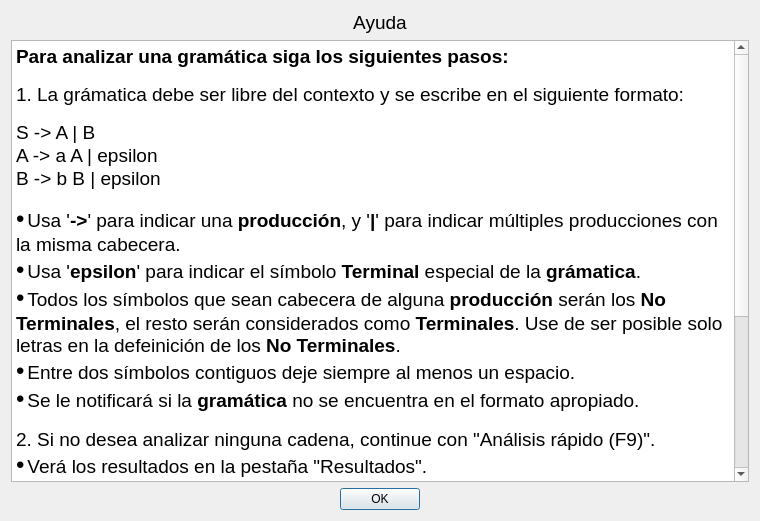
Before: the Qt Designer form src/uis/DialogHelp.ui in ArielXL/grammar-analyser, drawn with Qt 5.
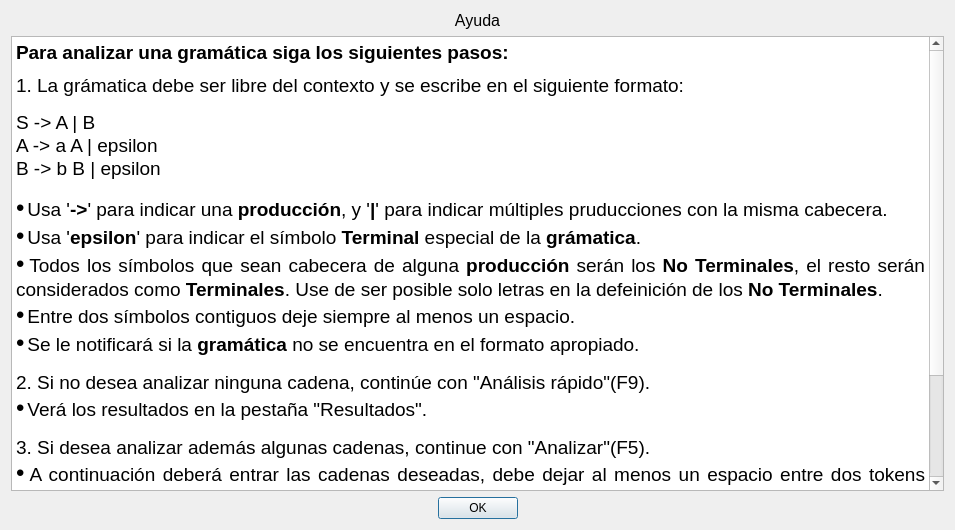
After: the same form once the commit is applied. Icons and pictures are not drawn.

The edit to the form file:
```diff
--- a/src/uis/DialogHelp.ui
+++ b/src/uis/DialogHelp.ui
@@ -6,8 +6,8 @@
    <rect>
     <x>0</x>
     <y>0</y>
-    <width>760</width>
-    <height>521</height>
+    <width>955</width>
+    <height>530</height>
    </rect>
   </property>
   <property name="windowTitle">
@@ -38,30 +38,29 @@
 &lt;html&gt;&lt;head&gt;&lt;meta name=&quot;qrichtext&quot; content=&quot;1&quot; /&gt;&lt;style type=&quot;text/css&quot;&gt;
 p, li { white-space: pre-wrap; }
 &lt;/style&gt;&lt;/head&gt;&lt;body style=&quot; font-family:'Ubuntu'; font-size:11pt; font-weight:400; font-style:normal;&quot;&gt;
-&lt;p style=&quot; margin-top:0px; margin-bottom:0px; margin-left:0px; margin-right:0px; -qt-block-indent:0; text-indent:0px;&quot;&gt;&lt;span style=&quot; font-family:'MS Shell Dlg 2'; font-size:14pt; font-weight:600;&quot;&gt;Para analizar una gramática siga los siguientes pasos:&lt;/span&gt;&lt;/p&gt;
-&lt;p style=&quot; margin-top:0px; margin-bottom:0px; margin-left:0px; margin-right:0px; -qt-block-indent:0; text-indent:0px;&quot;&gt;&lt;span style=&quot; font-family:'MS Shell Dlg 2'; font-size:10pt;&quot;&gt; &lt;/span&gt;&lt;/p&gt;
-&lt;p style=&quot; margin-top:0px; margin-bottom:0px; margin-left:0px; margin-right:0px; -qt-block-indent:0; text-indent:0px;&quot;&gt;&lt;span style=&quot; font-family:'MS Shell Dlg 2'; font-size:14pt;&quot;&gt;1. La grámatica debe ser libre del contexto y se escribe en el siguiente formato:&lt;/span&gt;&lt;/p&gt;
-&lt;p style=&quot; margin-top:0px; margin-bottom:0px; margin-left:0px; margin-right:0px; -qt-block-indent:0; text-indent:0px;&quot;&gt;&lt;span style=&quot; font-family:'MS Shell Dlg 2'; font-size:10pt;&quot;&gt; &lt;/span&gt;&lt;/p&gt;
+&lt;p align=&quot;justify&quot; style=&quot; margin-top:0px; margin-bottom:0px; margin-left:0px; margin-right:0px; -qt-block-indent:0; text-indent:0px;&quot;&gt;&lt;span style=&quot; font-family:'MS Shell Dlg 2'; font-size:14pt; font-weight:600;&quot;&gt;Para analizar una gramática siga los siguientes pasos:&lt;/span&gt;&lt;/p&gt;
+&lt;p style=&quot; margin-top:0px; margin-bottom:0px; margin-left:0px; margin-right:0px; -qt-block-indent:0; text-indent:0px;&quot;&gt;&lt;span style=&quot; font-family:'MS Shell Dlg 2'; font-size:6pt;&quot;&gt; &lt;/span&gt;&lt;/p&gt;
+&lt;p align=&quot;justify&quot; style=&quot; margin-top:0px; margin-bottom:0px; margin-left:0px; margin-right:0px; -qt-block-indent:0; text-indent:0px;&quot;&gt;&lt;span style=&quot; font-family:'MS Shell Dlg 2'; font-size:14pt;&quot;&gt;1. La grámatica debe ser libre del contexto y se escribe en el siguiente formato:&lt;/span&gt;&lt;/p&gt;
+&lt;p style=&quot; margin-top:0px; margin-bottom:0px; margin-left:0px; margin-right:0px; -qt-block-indent:0; text-indent:0px;&quot;&gt;&lt;span style=&quot; font-family:'MS Shell Dlg 2'; font-size:9pt;&quot;&gt; &lt;/span&gt;&lt;/p&gt;
 &lt;p style=&quot; margin-top:0px; margin-bottom:0px; margin-left:0px; margin-right:0px; -qt-block-indent:0; text-indent:0px;&quot;&gt;&lt;span style=&quot; font-family:'MS Shell Dlg 2'; font-size:14pt;&quot;&gt;S -&amp;gt; A | B&lt;/span&gt;&lt;/p&gt;
 &lt;p style=&quot; margin-top:0px; margin-bottom:0px; margin-left:0px; margin-right:0px; -qt-block-indent:0; text-indent:0px;&quot;&gt;&lt;span style=&quot; font-family:'MS Shell Dlg 2'; font-size:14pt;&quot;&gt;A -&amp;gt; a A | epsilon&lt;/span&gt;&lt;/p&gt;
 &lt;p style=&quot; margin-top:0px; margin-bottom:0px; margin-left:0px; margin-right:0px; -qt-block-indent:0; text-indent:0px;&quot;&gt;&lt;span style=&quot; font-family:'MS Shell Dlg 2'; font-size:14pt;&quot;&gt;B -&amp;gt; b B | epsilon&lt;/span&gt;&lt;/p&gt;
-&lt;p style=&quot; margin-top:0px; margin-bottom:0px; margin-left:0px; margin-right:0px; -qt-block-indent:0; text-indent:0px;&quot;&gt;&lt;span style=&quot; font-family:'MS Shell Dlg 2'; font-size:10pt;&quot;&gt; &lt;/span&gt;&lt;/p&gt;
-&lt;p style=&quot; margin-top:0px; margin-bottom:0px; margin-left:0px; margin-right:0px; -qt-block-indent:0; text-indent:0px;&quot;&gt;&lt;span style=&quot; font-family:'Consolas,Courier New,monospace'; font-size:18pt; color:#000000;&quot;&gt;•&lt;/span&gt;&lt;span style=&quot; font-family:'Consolas,Courier New,monospace'; font-size:8pt; color:#e6db74;&quot;&gt; &lt;/span&gt;&lt;span style=&quot; font-family:'MS Shell Dlg 2'; font-size:14pt;&quot;&gt;Usa '&lt;/span&gt;&lt;span style=&quot; font-family:'MS Shell Dlg 2'; font-size:14pt; font-weight:600;&quot;&gt;-&amp;gt;&lt;/span&gt;&lt;span style=&quot; font-family:'MS Shell Dlg 2'; font-size:14pt;&quot;&gt;' para indicar una &lt;/span&gt;&lt;span style=&quot; font-family:'MS Shell Dlg 2'; font-size:14pt; font-weight:600;&quot;&gt;producción&lt;/span&gt;&lt;span style=&quot; font-family:'MS Shell Dlg 2'; font-size:14pt;&quot;&gt;, y '&lt;/span&gt;&lt;span style=&quot; font-family:'MS Shell Dlg 2'; font-size:14pt; font-weight:600;&quot;&gt;|&lt;/span&gt;&lt;span style=&quot; font-family:'MS Shell Dlg 2'; font-size:14pt;&quot;&gt;' para indicar múltiples producciones con la misma cabecera.&lt;/span&gt;&lt;/p&gt;
-&lt;p style=&quot; margin-top:0px; margin-bottom:0px; margin-left:0px; margin-right:0px; -qt-block-indent:0; text-indent:0px;&quot;&gt;&lt;span style=&quot; font-family:'Consolas,Courier New,monospace'; font-size:18pt; color:#000000;&quot;&gt;•&lt;/span&gt;&lt;span style=&quot; font-family:'Consolas,Courier New,monospace'; font-size:8pt; color:#e6db74;&quot;&gt; &lt;/span&gt;&lt;span style=&quot; font-family:'MS Shell Dlg 2'; font-size:14pt;&quot;&gt;Usa '&lt;/span&gt;&lt;span style=&quot; font-family:'MS Shell Dlg 2'; font-size:14pt; font-weight:600;&quot;&gt;epsilon&lt;/span&gt;&lt;span style=&quot; font-family:'MS Shell Dlg 2'; font-size:14pt;&quot;&gt;' para indicar el símbolo &lt;/span&gt;&lt;span style=&quot; font-family:'MS Shell Dlg 2'; font-size:14pt; font-weight:600;&quot;&gt;Terminal&lt;/span&gt;&lt;span style=&quot; font-family:'MS Shell Dlg 2'; font-size:14pt;&quot;&gt; especial de la &lt;/span&gt;&lt;span style=&quot; font-family:'MS Shell Dlg 2'; font-size:14pt; font-weight:600;&quot;&gt;grámatica&lt;/span&gt;&lt;span style=&quot; font-family:'MS Shell Dlg 2'; font-size:14pt;&quot;&gt;. &lt;/span&gt;&lt;/p&gt;
-&lt;p style=&quot; margin-top:0px; margin-bottom:0px; margin-left:0px; margin-right:0px; -qt-block-indent:0; text-indent:0px;&quot;&gt;&lt;span style=&quot; font-family:'Consolas,Courier New,monospace'; font-size:18pt; color:#000000;&quot;&gt;•&lt;/span&gt;&lt;span style=&quot; font-family:'Consolas,Courier New,monospace'; font-size:8pt; color:#e6db74;&quot;&gt; &lt;/span&gt;&lt;span style=&quot; font-family:'MS Shell Dlg 2'; font-size:14pt;&quot;&gt;Todos los símbolos que sean cabecera de alguna &lt;/span&gt;&lt;span style=&quot; font-family:'MS Shell Dlg 2'; font-size:14pt; font-weight:600;&quot;&gt;producción&lt;/span&gt;&lt;span style=&quot; font-family:'MS Shell Dlg 2'; font-size:14pt;&quot;&gt; serán los &lt;/span&gt;&lt;span style=&quot; font-family:'MS Shell Dlg 2'; font-size:14pt; font-weight:600;&quot;&gt;No Terminales&lt;/span&gt;&lt;span style=&quot; font-family:'MS Shell Dlg 2'; font-size:14pt;&quot;&gt;, el resto serán considerados como &lt;/span&gt;&lt;span style=&quot; font-family:'MS Shell Dlg 2'; font-size:14pt; font-weight:600;&quot;&gt;Terminales&lt;/span&gt;&lt;span style=&quot; font-family:'MS Shell Dlg 2'; font-size:14pt;&quot;&gt;. Use de ser posible solo letras en la defeinición de los &lt;/span&gt;&lt;span style=&quot; font-family:'MS Shell Dlg 2'; font-size:14pt; font-weight:600;&quot;&gt;No Terminales&lt;/span&gt;&lt;span style=&quot; font-family:'MS Shell Dlg 2'; font-size:14pt;&quot;&gt;.&lt;/span&gt;&lt;/p&gt;
-&lt;p style=&quot; margin-top:0px; margin-bottom:0px; margin-left:0px; margin-right:0px; -qt-block-indent:0; text-indent:0px;&quot;&gt;&lt;span style=&quot; font-family:'Consolas,Courier New,monospace'; font-size:18pt; color:#000000;&quot;&gt;•&lt;/span&gt;&lt;span style=&quot; font-family:'Consolas,Courier New,monospace'; font-size:8pt; color:#e6db74;&quot;&gt; &lt;/span&gt;&lt;span style=&quot; font-family:'MS Shell Dlg 2'; font-size:14pt;&quot;&gt;Entre dos símbolos contiguos deje siempre al menos un espacio.&lt;/span&gt;&lt;/p&gt;
-&lt;p style=&quot; margin-top:0px; margin-bottom:0px; margin-left:0px; margin-right:0px; -qt-block-indent:0; text-indent:0px;&quot;&gt;&lt;span style=&quot; font-family:'Consolas,Courier New,monospace'; font-size:18pt; color:#000000;&quot;&gt;•&lt;/span&gt;&lt;span style=&quot; font-family:'Consolas,Courier New,monospace'; font-size:8pt; color:#e6db74;&quot;&gt; &lt;/span&gt;&lt;span style=&quot; font-family:'MS Shell Dlg 2'; font-size:14pt;&quot;&gt;Se le notificará si la &lt;/span&gt;&lt;span style=&quot; font-family:'MS Shell Dlg 2'; font-size:14pt; font-weight:600;&quot;&gt;gramática&lt;/span&gt;&lt;span style=&quot; font-family:'MS Shell Dlg 2'; font-size:14pt;&quot;&gt; no se encuentra en el formato apropiado.&lt;/span&gt;&lt;/p&gt;
-&lt;p style=&quot; margin-top:0px; margin-bottom:0px; margin-left:0px; margin-right:0px; -qt-block-indent:0; text-indent:0px;&quot;&gt;&lt;span style=&quot; font-family:'MS Shell Dlg 2'; font-size:10pt;&quot;&gt; &lt;/span&gt;&lt;/p&gt;
-&lt;p style=&quot; margin-top:0px; margin-bottom:0px; margin-left:0px; margin-right:0px; -qt-block-indent:0; text-indent:0px;&quot;&gt;&lt;span style=&quot; font-family:'MS Shell Dlg 2'; font-size:14pt;&quot;&gt;2. Si no desea analizar ninguna cadena, continue con &amp;quot;Análisis rápido (F9)&amp;quot;.&lt;/span&gt;&lt;/p&gt;
-&lt;p style=&quot; margin-top:0px; margin-bottom:0px; margin-left:0px; margin-right:0px; -qt-block-indent:0; text-indent:0px;&quot;&gt;&lt;span style=&quot; font-family:'Consolas,Courier New,monospace'; font-size:18pt; color:#000000;&quot;&gt;•&lt;/span&gt;&lt;span style=&quot; font-family:'Consolas,Courier New,monospace'; font-size:8pt; color:#e6db74;&quot;&gt; &lt;/span&gt;&lt;span style=&quot; font-family:'MS Shell Dlg 2'; font-size:14pt;&quot;&gt;Verá los resultados en la pestaña &amp;quot;Resultados&amp;quot;.&lt;/span&gt;&lt;/p&gt;
-&lt;p style=&quot; margin-top:0px; margin-bottom:0px; margin-left:0px; margin-right:0px; -qt-block-indent:0; text-indent:0px;&quot;&gt;&lt;span style=&quot; font-family:'MS Shell Dlg 2'; font-size:10pt;&quot;&gt; &lt;/span&gt;&lt;/p&gt;
-&lt;p style=&quot; margin-top:0px; margin-bottom:0px; margin-left:0px; margin-right:0px; -qt-block-indent:0; text-indent:0px;&quot;&gt;&lt;span style=&quot; font-family:'MS Shell Dlg 2'; font-size:14pt;&quot;&gt;3. Si desea analizar además algunas cadenas, continue con &amp;quot;Analizar (F5)&amp;quot;.&lt;/span&gt;&lt;/p&gt;
-&lt;p style=&quot; margin-top:0px; margin-bottom:0px; margin-left:0px; margin-right:0px; -qt-block-indent:0; text-indent:0px;&quot;&gt;&lt;span style=&quot; font-family:'Consolas,Courier New,monospace'; font-size:18pt; color:#000000;&quot;&gt;•&lt;/span&gt;&lt;span style=&quot; font-family:'Consolas,Courier New,monospace'; font-size:8pt; color:#e6db74;&quot;&gt; &lt;/span&gt;&lt;span style=&quot; font-family:'MS Shell Dlg 2'; font-size:14pt;&quot;&gt;A continuación deberá entrar las cadenas deseadas, debe dejar al menos un espacio entre dos tokens contiguos.&lt;/span&gt;&lt;/p&gt;
-&lt;p style=&quot; margin-top:0px; margin-bottom:0px; margin-left:0px; margin-right:0px; -qt-block-indent:0; text-indent:0px;&quot;&gt;&lt;span style=&quot; font-family:'Consolas,Courier New,monospace'; font-size:18pt; color:#000000;&quot;&gt;•&lt;/span&gt;&lt;span style=&quot; font-family:'Consolas,Courier New,monospace'; font-size:8pt; color:#e6db74;&quot;&gt; &lt;/span&gt;&lt;span style=&quot; font-family:'MS Shell Dlg 2'; font-size:14pt;&quot;&gt;Luego verá los resultados en la pestaña &amp;quot;Resultados&amp;quot;.&lt;/span&gt;&lt;/p&gt;
-&lt;p style=&quot; margin-top:0px; margin-bottom:0px; margin-left:0px; margin-right:0px; -qt-block-indent:0; text-indent:0px;&quot;&gt;&lt;span style=&quot; font-family:'MS Shell Dlg 2'; font-size:10pt;&quot;&gt; &lt;/span&gt;&lt;/p&gt;
-&lt;p style=&quot; margin-top:0px; margin-bottom:0px; margin-left:0px; margin-right:0px; -qt-block-indent:0; text-indent:0px;&quot;&gt;&lt;span style=&quot; font-family:'MS Shell Dlg 2'; font-size:14pt;&quot;&gt;4. Al finalizar, usted puede además guardar la gramática en formato de texto, para su uso futuro.&lt;/span&gt;&lt;/p&gt;
-&lt;p style=&quot; margin-top:0px; margin-bottom:0px; margin-left:0px; margin-right:0px; -qt-block-indent:0; text-indent:0px;&quot;&gt;&lt;span style=&quot; font-family:'Consolas,Courier New,monospace'; font-size:18pt; color:#000000;&quot;&gt;•&lt;/span&gt;&lt;span style=&quot; font-family:'Consolas,Courier New,monospace'; font-size:8pt; color:#e6db74;&quot;&gt; &lt;/span&gt;&lt;span style=&quot; font-family:'MS Shell Dlg 2'; font-size:14pt;&quot;&gt;De igual forma se puede cargar una gramática en formato de texto, en cuyo caso deberá realizar los&lt;/span&gt;&lt;/p&gt;
-&lt;p style=&quot; margin-top:0px; margin-bottom:0px; margin-left:0px; margin-right:0px; -qt-block-indent:0; text-indent:0px;&quot;&gt;&lt;span style=&quot; font-family:'MS Shell Dlg 2'; font-size:14pt;&quot;&gt;pasos desde el inicio.&lt;/span&gt;&lt;/p&gt;&lt;/body&gt;&lt;/html&gt;</string>
+&lt;p style=&quot; margin-top:0px; margin-bottom:0px; margin-left:0px; margin-right:0px; -qt-block-indent:0; text-indent:0px;&quot;&gt;&lt;span style=&quot; font-family:'MS Shell Dlg 2'; font-size:9pt;&quot;&gt; &lt;/span&gt;&lt;/p&gt;
+&lt;p align=&quot;justify&quot; style=&quot; margin-top:0px; margin-bottom:0px; margin-left:0px; margin-right:0px; -qt-block-indent:0; text-indent:0px;&quot;&gt;&lt;span style=&quot; font-family:'Consolas,Courier New,monospace'; font-size:18pt; color:#000000;&quot;&gt;•&lt;/span&gt;&lt;span style=&quot; font-family:'Consolas,Courier New,monospace'; font-size:8pt; color:#e6db74;&quot;&gt; &lt;/span&gt;&lt;span style=&quot; font-family:'MS Shell Dlg 2'; font-size:14pt;&quot;&gt;Usa '&lt;/span&gt;&lt;span style=&quot; font-family:'MS Shell Dlg 2'; font-size:14pt; font-weight:600;&quot;&gt;-&amp;gt;&lt;/span&gt;&lt;span style=&quot; font-family:'MS Shell Dlg 2'; font-size:14pt;&quot;&gt;' para indicar una &lt;/span&gt;&lt;span style=&quot; font-family:'MS Shell Dlg 2'; font-size:14pt; font-weight:600;&quot;&gt;producción&lt;/span&gt;&lt;span style=&quot; font-family:'MS Shell Dlg 2'; font-size:14pt;&quot;&gt;, y '&lt;/span&gt;&lt;span style=&quot; font-family:'MS Shell Dlg 2'; font-size:14pt; font-weight:600;&quot;&gt;|&lt;/span&gt;&lt;span style=&quot; font-family:'MS Shell Dlg 2'; font-size:14pt;&quot;&gt;' para indicar múltiples pruducciones con la misma cabecera.&lt;/span&gt;&lt;/p&gt;
+&lt;p align=&quot;justify&quot; style=&quot; margin-top:0px; margin-bottom:0px; margin-left:0px; margin-right:0px; -qt-block-indent:0; text-indent:0px;&quot;&gt;&lt;span style=&quot; font-family:'Consolas,Courier New,monospace'; font-size:18pt; color:#000000;&quot;&gt;•&lt;/span&gt;&lt;span style=&quot; font-family:'Consolas,Courier New,monospace'; font-size:8pt; color:#e6db74;&quot;&gt; &lt;/span&gt;&lt;span style=&quot; font-family:'MS Shell Dlg 2'; font-size:14pt;&quot;&gt;Usa '&lt;/span&gt;&lt;span style=&quot; font-family:'MS Shell Dlg 2'; font-size:14pt; font-weight:600;&quot;&gt;epsilon&lt;/span&gt;&lt;span style=&quot; font-family:'MS Shell Dlg 2'; font-size:14pt;&quot;&gt;' para indicar el símbolo &lt;/span&gt;&lt;span style=&quot; font-family:'MS Shell Dlg 2'; font-size:14pt; font-weight:600;&quot;&gt;Terminal&lt;/span&gt;&lt;span style=&quot; font-family:'MS Shell Dlg 2'; font-size:14pt;&quot;&gt; especial de la &lt;/span&gt;&lt;span style=&quot; font-family:'MS Shell Dlg 2'; font-size:14pt; font-weight:600;&quot;&gt;grámatica&lt;/span&gt;&lt;span style=&quot; font-family:'MS Shell Dlg 2'; font-size:14pt;&quot;&gt;. &lt;/span&gt;&lt;/p&gt;
+&lt;p align=&quot;justify&quot; style=&quot; margin-top:0px; margin-bottom:0px; margin-left:0px; margin-right:0px; -qt-block-indent:0; text-indent:0px;&quot;&gt;&lt;span style=&quot; font-family:'Consolas,Courier New,monospace'; font-size:18pt; color:#000000;&quot;&gt;•&lt;/span&gt;&lt;span style=&quot; font-family:'Consolas,Courier New,monospace'; font-size:8pt; color:#e6db74;&quot;&gt; &lt;/span&gt;&lt;span style=&quot; font-family:'MS Shell Dlg 2'; font-size:14pt;&quot;&gt;Todos los símbolos que sean cabecera de alguna &lt;/span&gt;&lt;span style=&quot; font-family:'MS Shell Dlg 2'; font-size:14pt; font-weight:600;&quot;&gt;producción&lt;/span&gt;&lt;span style=&quot; font-family:'MS Shell Dlg 2'; font-size:14pt;&quot;&gt; serán los &lt;/span&gt;&lt;span style=&quot; font-family:'MS Shell Dlg 2'; font-size:14pt; font-weight:600;&quot;&gt;No Terminales&lt;/span&gt;&lt;span style=&quot; font-family:'MS Shell Dlg 2'; font-size:14pt;&quot;&gt;, el resto serán considerados como &lt;/span&gt;&lt;span style=&quot; font-family:'MS Shell Dlg 2'; font-size:14pt; font-weight:600;&quot;&gt;Terminales&lt;/span&gt;&lt;span style=&quot; font-family:'MS Shell Dlg 2'; font-size:14pt;&quot;&gt;. Use de ser posible solo letras en la defeinición de los &lt;/span&gt;&lt;span style=&quot; font-family:'MS Shell Dlg 2'; font-size:14pt; font-weight:600;&quot;&gt;No Terminales&lt;/span&gt;&lt;span style=&quot; font-family:'MS Shell Dlg 2'; font-size:14pt;&quot;&gt;.&lt;/span&gt;&lt;/p&gt;
+&lt;p align=&quot;justify&quot; style=&quot; margin-top:0px; margin-bottom:0px; margin-left:0px; margin-right:0px; -qt-block-indent:0; text-indent:0px;&quot;&gt;&lt;span style=&quot; font-family:'Consolas,Courier New,monospace'; font-size:18pt; color:#000000;&quot;&gt;•&lt;/span&gt;&lt;span style=&quot; font-family:'Consolas,Courier New,monospace'; font-size:8pt; color:#e6db74;&quot;&gt; &lt;/span&gt;&lt;span style=&quot; font-family:'MS Shell Dlg 2'; font-size:14pt;&quot;&gt;Entre dos símbolos contiguos deje siempre al menos un espacio.&lt;/span&gt;&lt;/p&gt;
+&lt;p align=&quot;justify&quot; style=&quot; margin-top:0px; margin-bottom:0px; margin-left:0px; margin-right:0px; -qt-block-indent:0; text-indent:0px;&quot;&gt;&lt;span style=&quot; font-family:'Consolas,Courier New,monospace'; font-size:18pt; color:#000000;&quot;&gt;•&lt;/span&gt;&lt;span style=&quot; font-family:'Consolas,Courier New,monospace'; font-size:8pt; color:#e6db74;&quot;&gt; &lt;/span&gt;&lt;span style=&quot; font-family:'MS Shell Dlg 2'; font-size:14pt;&quot;&gt;Se le notificará si la &lt;/span&gt;&lt;span style=&quot; font-family:'MS Shell Dlg 2'; font-size:14pt; font-weight:600;&quot;&gt;gramática&lt;/span&gt;&lt;span style=&quot; font-family:'MS Shell Dlg 2'; font-size:14pt;&quot;&gt; no se encuentra en el formato apropiado.&lt;/span&gt;&lt;/p&gt;
+&lt;p style=&quot; margin-top:0px; margin-bottom:0px; margin-left:0px; margin-right:0px; -qt-block-indent:0; text-indent:0px;&quot;&gt;&lt;span style=&quot; font-family:'MS Shell Dlg 2'; font-size:9pt;&quot;&gt; &lt;/span&gt;&lt;/p&gt;
+&lt;p align=&quot;justify&quot; style=&quot; margin-top:0px; margin-bottom:0px; margin-left:0px; margin-right:0px; -qt-block-indent:0; text-indent:0px;&quot;&gt;&lt;span style=&quot; font-family:'MS Shell Dlg 2'; font-size:14pt;&quot;&gt;2. Si no desea analizar ninguna cadena, continúe con &amp;quot;Análisis rápido&amp;quot;(F9).&lt;/span&gt;&lt;/p&gt;
+&lt;p align=&quot;justify&quot; style=&quot; margin-top:0px; margin-bottom:0px; margin-left:0px; margin-right:0px; -qt-block-indent:0; text-indent:0px;&quot;&gt;&lt;span style=&quot; font-family:'Consolas,Courier New,monospace'; font-size:18pt; color:#000000;&quot;&gt;•&lt;/span&gt;&lt;span style=&quot; font-family:'Consolas,Courier New,monospace'; font-size:8pt; color:#e6db74;&quot;&gt; &lt;/span&gt;&lt;span style=&quot; font-family:'MS Shell Dlg 2'; font-size:14pt;&quot;&gt;Verá los resultados en la pestaña &amp;quot;Resultados&amp;quot;.&lt;/span&gt;&lt;/p&gt;
+&lt;p style=&quot; margin-top:0px; margin-bottom:0px; margin-left:0px; margin-right:0px; -qt-block-indent:0; text-indent:0px;&quot;&gt;&lt;span style=&quot; font-family:'MS Shell Dlg 2'; font-size:9pt;&quot;&gt; &lt;/span&gt;&lt;/p&gt;
+&lt;p align=&quot;justify&quot; style=&quot; margin-top:0px; margin-bottom:0px; margin-left:0px; margin-right:0px; -qt-block-indent:0; text-indent:0px;&quot;&gt;&lt;span style=&quot; font-family:'MS Shell Dlg 2'; font-size:14pt;&quot;&gt;3. Si desea analizar además algunas cadenas, continue con &amp;quot;Analizar&amp;quot;(F5).&lt;/span&gt;&lt;/p&gt;
+&lt;p align=&quot;justify&quot; style=&quot; margin-top:0px; margin-bottom:0px; margin-left:0px; margin-right:0px; -qt-block-indent:0; text-indent:0px;&quot;&gt;&lt;span style=&quot; font-family:'Consolas,Courier New,monospace'; font-size:18pt; color:#000000;&quot;&gt;•&lt;/span&gt;&lt;span style=&quot; font-family:'Consolas,Courier New,monospace'; font-size:8pt; color:#e6db74;&quot;&gt; &lt;/span&gt;&lt;span style=&quot; font-family:'MS Shell Dlg 2'; font-size:14pt;&quot;&gt;A continuación deberá entrar las cadenas deseadas, debe dejar al menos un espacio entre dos tokens contiguos.&lt;/span&gt;&lt;/p&gt;
+&lt;p align=&quot;justify&quot; style=&quot; margin-top:0px; margin-bottom:0px; margin-left:0px; margin-right:0px; -qt-block-indent:0; text-indent:0px;&quot;&gt;&lt;span style=&quot; font-family:'Consolas,Courier New,monospace'; font-size:18pt; color:#000000;&quot;&gt;•&lt;/span&gt;&lt;span style=&quot; font-family:'Consolas,Courier New,monospace'; font-size:8pt; color:#e6db74;&quot;&gt; &lt;/span&gt;&lt;span style=&quot; font-family:'MS Shell Dlg 2'; font-size:14pt;&quot;&gt;Luego verá los resultados en la pestaña &amp;quot;Resultados&amp;quot;.&lt;/span&gt;&lt;/p&gt;
+&lt;p style=&quot; margin-top:0px; margin-bottom:0px; margin-left:0px; margin-right:0px; -qt-block-indent:0; text-indent:0px;&quot;&gt;&lt;span style=&quot; font-family:'MS Shell Dlg 2'; font-size:9pt;&quot;&gt; &lt;/span&gt;&lt;/p&gt;
+&lt;p align=&quot;justify&quot; style=&quot; margin-top:0px; margin-bottom:0px; margin-left:0px; margin-right:0px; -qt-block-indent:0; text-indent:0px;&quot;&gt;&lt;span style=&quot; font-family:'MS Shell Dlg 2'; font-size:14pt;&quot;&gt;4. Al finalizar, usted puede además guardar la gramática en formato de texto, para su uso futuro.&lt;/span&gt;&lt;/p&gt;
+&lt;p align=&quot;justify&quot; style=&quot; margin-top:0px; margin-bottom:0px; margin-left:0px; margin-right:0px; -qt-block-indent:0; text-indent:0px;&quot;&gt;&lt;span style=&quot; font-family:'Consolas,Courier New,monospace'; font-size:18pt; color:#000000;&quot;&gt;•&lt;/span&gt;&lt;span style=&quot; font-family:'Consolas,Courier New,monospace'; font-size:8pt; color:#e6db74;&quot;&gt; &lt;/span&gt;&lt;span style=&quot; font-family:'MS Shell Dlg 2'; font-size:14pt;&quot;&gt;De igual forma se puede cargar una gramática en formato de texto, en cuyo caso deberá realizar los pasos desde el inicio.&lt;/span&gt;&lt;/p&gt;&lt;/body&gt;&lt;/html&gt;</string>
      </property>
     </widget>
    </item>
@@ -74,7 +73,7 @@
       </font>
      </property>
      <property name="text">
-      <string>&lt;html&gt;&lt;head/&gt;&lt;body&gt;&lt;p align=&quot;center&quot;&gt;Ayuda&lt;/p&gt;&lt;/body&gt;&lt;/html&gt;</string>
+      <string>&lt;html&gt;&lt;head/&gt;&lt;body&gt;&lt;p align=&quot;center&quot;&gt;&lt;span style=&quot; font-size:12pt;&quot;&gt;Ayuda&lt;/span&gt;&lt;/p&gt;&lt;/body&gt;&lt;/html&gt;</string>
      </property>
     </widget>
    </item>
```
Left out of the diff: 2 changed lines with no effect on the pictures.
